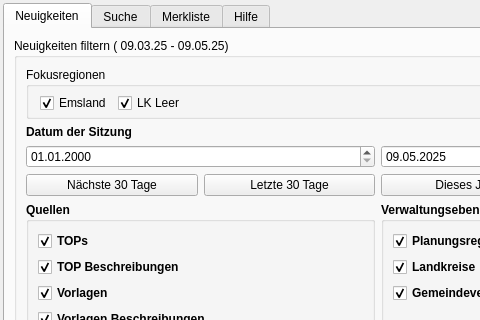
poliscope-de/poliscope-qgis-plugin, file ui/poliscope_plugin_dockwidget_base.ui: the form before one commit; both pictures show x 0 to 480 and y 0 to 320 of the 756 by 857 pixel window.
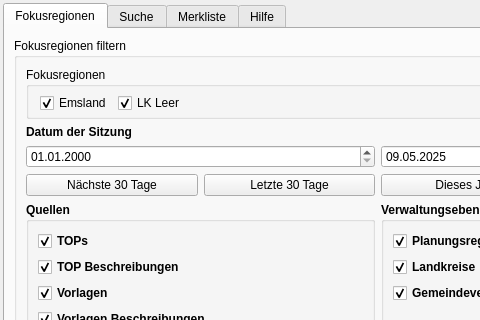
The form after the commit. Icons and pictures are not drawn. Custom widgets are drawn as their Qt base class.

Commit message:
Rename Neuigkeiten tab to Fokusregionen, update Score labels in Suche
All UI object names changed from _news to _focusregion suffix.
Tab label updated from Neuigkeiten to Fokusregionen.
Roadmap updated: focusregion radio button design, komplett durchsuchen
button, server-side neu count, Score group replacing Ergebnisqualität
with Präzise/Ausgewogen/Breit labels and values 0.50/0.35/0.20.

Patch:
```diff
--- a/ui/poliscope_plugin_dockwidget_base.ui
+++ b/ui/poliscope_plugin_dockwidget_base.ui
@@ -74,7 +74,7 @@
         </sizepolicy>
        </property>
        <attribute name="title">
-        <string>Neuigkeiten</string>
+        <string>Fokusregionen</string>
        </attribute>
        <layout class="QVBoxLayout" name="verticalLayout_2">
         <item>
@@ -97,7 +97,7 @@
              </size>
             </property>
             <property name="title">
-             <string comment="dfgfdg" extracomment="dfgdfgfdg">Neuigkeiten filtern ( 09.03.25 - 09.05.25)</string>
+             <string>Fokusregionen filtern</string>
             </property>
             <property name="checkable">
              <bool>false</bool>
```
Left out of the diff: 54 changed lines with no effect on the pictures. The commit also changes 1 other file.
